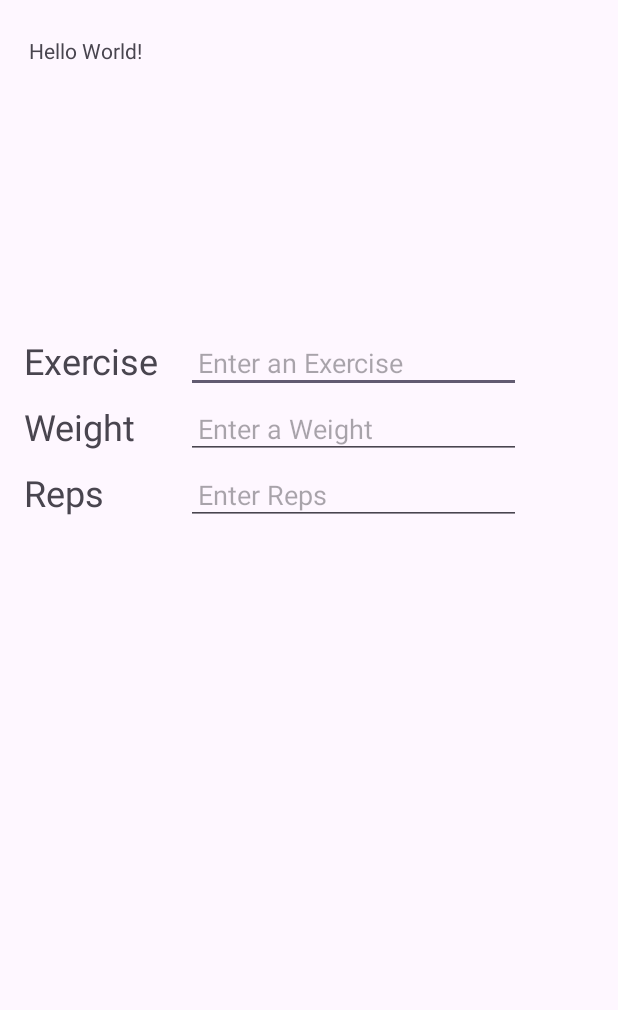
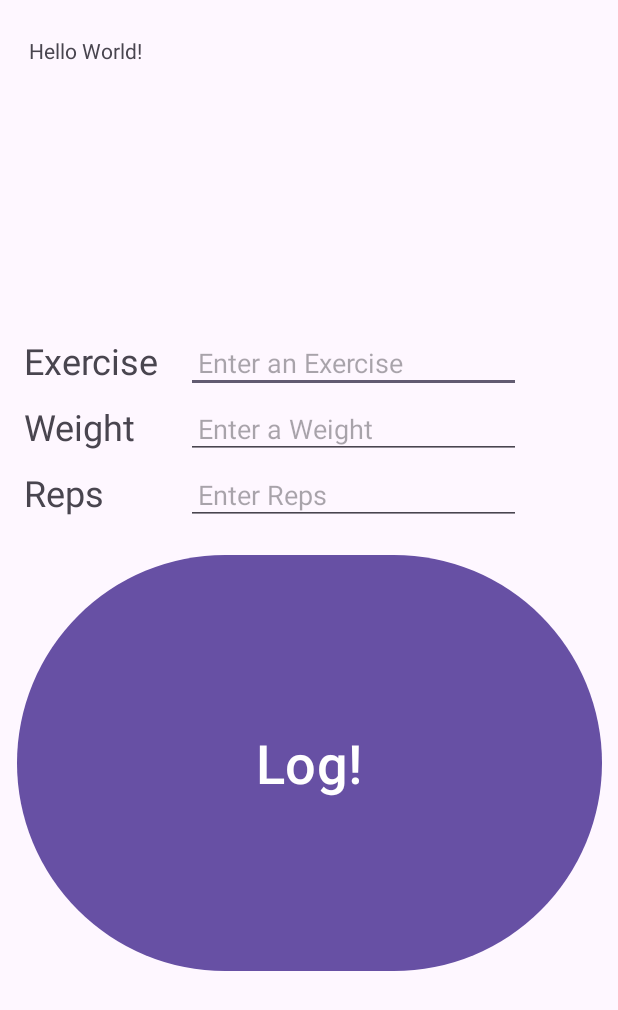
Before and after one commit to bevans34/GymLog, an Android app: the screen it shows after launch (MainActivity), on a phone screen of 412 x 824 dp. Shown: the top 1010 px of the screen. Run offline under Robolectric (Android 15) with nearby library versions, the phone set to English and light mode, and no system bars.

Commit message:
Added "Log!" button

```diff
--- a/app/src/main/res/layout/activity_main.xml
+++ b/app/src/main/res/layout/activity_main.xml
@@ -84,4 +84,14 @@
         android:id="@+id/repsInputEditText"
         android:hint="@string/enter_reps" />
 
+    <Button
+        android:layout_width="390dp"
+        android:layout_height="285dp"
+        android:layout_marginTop="16dp"
+        android:text="@string/log"
+        android:textSize="36sp"
+        app:layout_constraintEnd_toEndOf="parent"
+        app:layout_constraintStart_toStartOf="parent"
+        app:layout_constraintTop_toBottomOf="@+id/repsInputEditText" />
+
 </androidx.constraintlayout.widget.ConstraintLayout>
--- a/app/src/main/res/values/strings.xml
+++ b/app/src/main/res/values/strings.xml
@@ -6,4 +6,5 @@
     <string name="enter_a_weight">Enter a Weight</string>
     <string name="reps">Reps</string>
     <string name="enter_reps">Enter Reps</string>
+    <string name="log">Log!</string>
 </resources>
```
